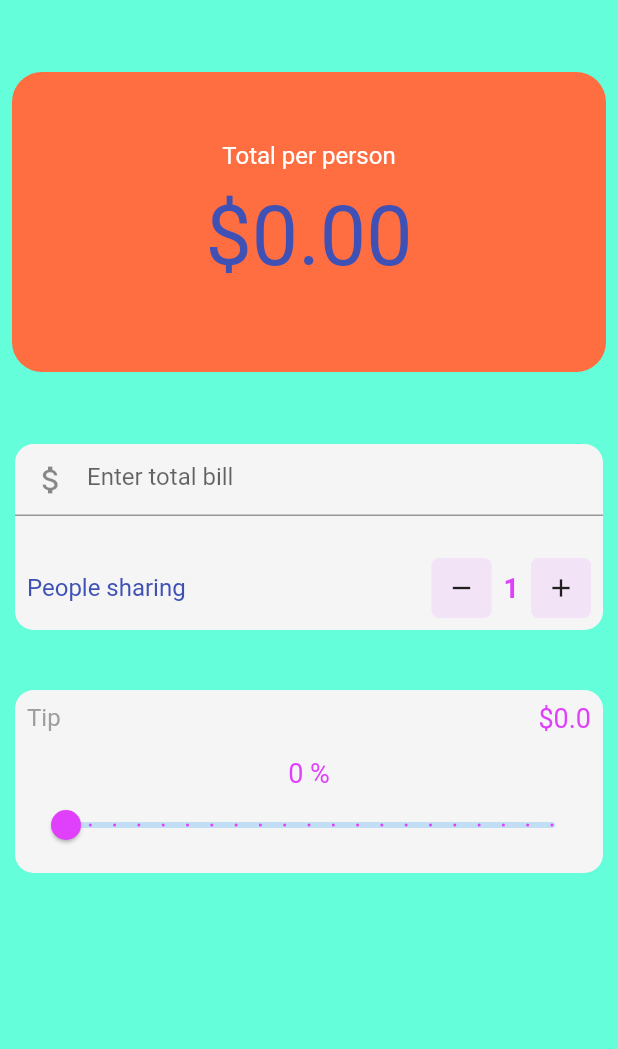
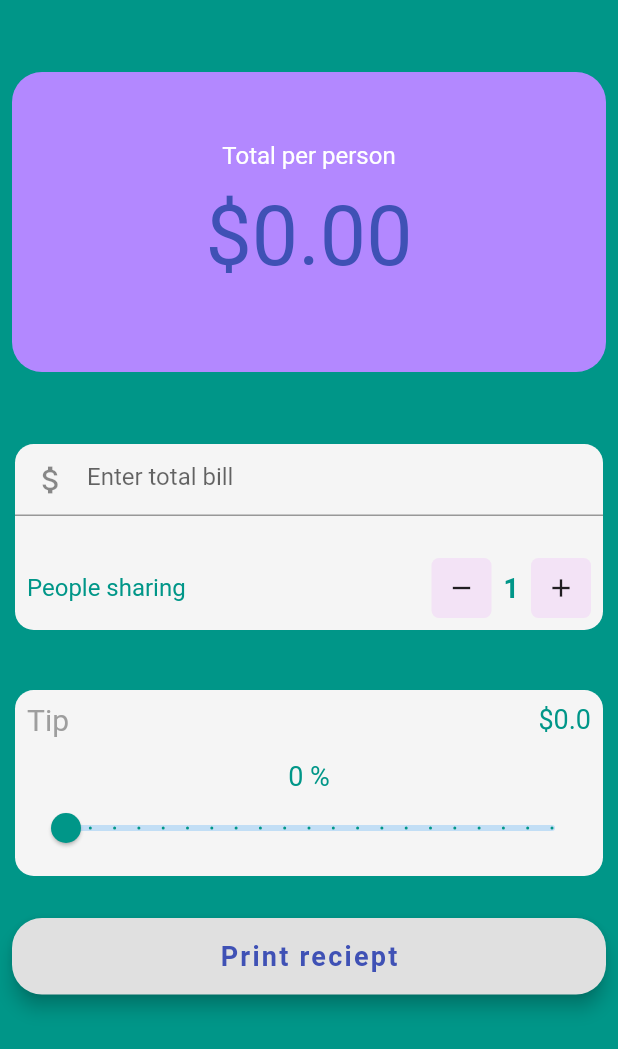
Before and after one commit to KendiJ/Bill-Splitter, a Flutter app: the screen it shows after launch, on a phone screen of 412 x 824 dp. Shown: the top 1049 px of the screen. Run offline on Flutter 3.47's test engine with Material 2 defaults, Android fonts, the phone set to English and light mode, and no system bars.

```diff
--- a/lib/Screens/home.dart
+++ b/lib/Screens/home.dart
@@ -1,5 +1,7 @@
+
 import 'package:flutter/cupertino.dart';
 import 'package:flutter/material.dart';
+import 'package:share_cost/Screens/reciepts.dart';
 
 class HomeScreen extends StatefulWidget {
   @override
@@ -7,18 +9,17 @@ class HomeScreen extends StatefulWidget {
 }
 
 class _HomeScreenState extends State<HomeScreen> {
-
-  double billAmount=0;
-  int tipPercentage=0;
-  double personAmount=0;
-  int personCount=1;
-  double tipAmount=0;
+  double billAmount = 0;
+  int tipPercentage = 0;
+  double personAmount = 0;
+  int personCount = 1;
+  double tipAmount = 0;
   @override
   Widget build(BuildContext context) {
     return Scaffold(
-      backgroundColor: Colors.tealAccent,
+      backgroundColor: Colors.teal,
       body: Padding(
-        padding: const EdgeInsets.only(top:40),
+        padding: const EdgeInsets.only(top: 40),
         child: Container(
           alignment: Alignment.center,
           child: ListView(
@@ -31,30 +32,31 @@ class _HomeScreenState extends State<HomeScreen> {
                     width: 600.0,
                     decoration: BoxDecoration(
                       borderRadius: BorderRadius.circular(20.0),
-                    color: Colors.deepOrangeAccent,
+                      color: Colors.deepPurpleAccent[100],
                     ),
                     child: Column(
                       mainAxisAlignment: MainAxisAlignment.center,
                       children: <Widget>[
-                      Text("Total per person",
-                      style: TextStyle(
-                       color: Colors.white,
-                       fontSize: 16.0
-                      ),),
+                        Text(
+                          "Total per person",
+                          style: TextStyle(color: Colors.white, fontSize: 16.0),
+                        ),
                         Padding(
                           padding: const EdgeInsets.all(12.0),
-                        child: Text("\$${personAmount.toStringAsFixed(2)}",
+                          child: Text(
+                            "\$${personAmount.toStringAsFixed(2)}",
                             style: TextStyle(
                               fontSize: 55.0,
                               color: Colors.indigo,
-                        ),),
+                            ),
+                          ),
                         ),
                       ],
-                  )
-                ),
+                    )),
               ),
               Container(
-                margin: const EdgeInsets.only(left:10.0,right: 10.0,top: 40.0),
+                margin:
+                    const EdgeInsets.only(left: 10.0, right: 10.0, top: 40.0),
                 decoration: BoxDecoration(
                   color: Colors.grey.shade100,
                   borderRadius: BorderRadius.circular(12.5),
@@ -62,75 +64,93 @@ class _HomeScreenState extends State<HomeScreen> {
                 child: Column(
                   children: <Widget>[
                     TextField(
-                      keyboardType: TextInputType.numberWithOptions(decimal: true),
+                      keyboardType:
+                          TextInputType.numberWithOptions(decimal: true),
                       decoration: InputDecoration(
                           prefixIcon: Icon(Icons.attach_money),
                           hintText: "Enter total bill",
                           prefixStyle: TextStyle(
-                          color: Colors.grey,
-                        )
-                      ),
-                      onChanged: (value){
+                            color: Colors.teal,
+                          )),
+                      onChanged: (value) {
                         setState(() {
-                          billAmount=double.parse(value);
-                          personAmount=(billAmount+tipAmount)/personCount;
+                          billAmount = double.parse(value);
+                          personAmount = (billAmount + tipAmount) / personCount;
                         });
                       },
                     ),
-                    SizedBox(height: 20,),
+                    SizedBox(
+                      height: 20,
+                    ),
                     Padding(
                       padding: const EdgeInsets.all(8.0),
                       child: Row(
                         mainAxisAlignment: MainAxisAlignment.spaceBetween,
                         children: <Widget>[
-                          Text("People sharing",
-                            style: TextStyle(color: Colors.indigo,
-                            fontSize: 16.0),),
+                          Text(
+                            "People sharing",
+                            style:
+                                TextStyle(color: Colors.teal, fontSize: 16.0),
+                          ),
                           Row(
                             children: <Widget>[
                               Padding(
-                                padding: const EdgeInsets.only(right:8.0),
+                                padding: const EdgeInsets.only(right: 8.0),
                                 child: InkWell(
-                                  onTap: (){
+                                  onTap: () {
                                     setState(() {
-                                      if(personCount>1)
-                                      personCount=personCount-1;
-                                      personAmount=(billAmount+tipAmount)/personCount;
+                                      if (personCount > 1)
+                                        personCount = personCount - 1;
+                                      personAmount = (billAmount + tipAmount) /
+                                          personCount;
                                     });
                                   },
                                   child: Container(
                                     height: 40.0,
                                     width: 40.0,
                                     decoration: BoxDecoration(
-                                      color: Colors.purpleAccent.withOpacity(0.1),
-                                      borderRadius: BorderRadius.circular(5.0)
+                                        color: Colors.purpleAccent
+                                            .withOpacity(0.1),
+                                        borderRadius:
+                                            BorderRadius.circular(5.0)),
+                                    child: Icon(
+                                      Icons.remove,
+                                      size: 20.0,
                                     ),
-                                    child: Icon(Icons.remove,size: 20.0,),
                                   ),
                                 ),
                               ),
                               Padding(
-                                padding: const EdgeInsets.only(right:8.0),
+                                padding: const EdgeInsets.only(right: 8.0),
                                 // ignore: unnecessary_brace_in_string_interps
-                                child: Text("${personCount}",
-                                style: TextStyle(color: Colors.purpleAccent,
-                                fontSize: 18.0,fontWeight: FontWeight.w600),),
+                                child: Text(
+                                  // ignore: unnecessary_brace_in_string_interps
+                                  "${personCount}",
+                                  style: TextStyle(
+                                      color: Colors.teal,
+                                      fontSize: 18.0,
+                                      fontWeight: FontWeight.w600),
+                                ),
                               ),
                               InkWell(
-                                onTap: (){
+                                onTap: () {
                                   setState(() {
-                                    personCount=personCount+1;
-                                    personAmount=(billAmount+tipAmount)/personCount;
+                                    personCount = personCount + 1;
+                                    personAmount =
+                                        (billAmount + tipAmount) / personCount;
                                   });
                                 },
                                 child: Container(
                                   height: 40.0,
                                   width: 40.0,
                                   decoration: BoxDecoration(
-                                      color: Colors.purpleAccent.withOpacity(0.1),
-                                      borderRadius: BorderRadius.circular(5.0)
+                                      color:
+                                          Colors.purpleAccent.withOpacity(0.1),
+                                      borderRadius: BorderRadius.circular(5.0)),
+                                  child: Icon(
+                                    Icons.add,
+                                    size: 20.0,
                                   ),
-                                  child: Icon(Icons.add,size: 20.0,),
                                 ),
                               ),
                             ],
@@ -142,7 +162,8 @@ class _HomeScreenState extends State<HomeScreen> {
                 ),
               ),
               Container(
-                margin: const EdgeInsets.only(left:10.0,right: 10.0,top: 40.0),
+                margin:
+                    const EdgeInsets.only(left: 10.0, right: 10.0, top: 40.0),
                 decoration: BoxDecoration(
                   color: Colors.grey.shade100,
                   borderRadius: BorderRadius.circular(12.5),
@@ -154,11 +175,18 @@ class _HomeScreenState extends State<HomeScreen> {
                       child: Row(
                         mainAxisAlignment: MainAxisAlignment.spaceBetween,
                         children: <Widget>[
-                          Text("Tip",
-                          style: TextStyle(color: Colors.grey,fontSize: 16.0),),
+                          Text(
+                            "Tip",
+                            style:
+                                TextStyle(color: Colors.grey, fontSize: 20.0),
+                          ),
                           // ignore: unnecessary_brace_in_string_interps
-                          Text("\$${tipAmount}",
-                            style: TextStyle(color: Colors.purpleAccent,fontSize: 18.0),),
+                          Text(
+                            // ignore: unnecessary_brace_in_string_interps
+                            "\$${tipAmount}",
+                            style: TextStyle(
+                                color: Colors.teal, fontSize: 18.0),
+                          ),
                         ],
                       ),
                     ),
@@ -166,31 +194,60 @@ class _HomeScreenState extends State<HomeScreen> {
                       padding: const EdgeInsets.all(8.0),
                       child: Column(
                         children: <Widget>[
-                          Text("$tipPercentage %",
-                          style: TextStyle(color: Colors.purpleAccent,fontSize: 18.0),),
-                          Slider(value: tipPercentage.toDouble(),
-                              onChanged: (value){
+                          Text(
+                            "$tipPercentage %",
+                            style: TextStyle(
+                                color: Colors.teal, fontSize: 18.0),
+                          ),
+                          Slider(
+                            value: tipPercentage.toDouble(),
+                            onChanged: (value) {
                               setState(() {
-                              tipPercentage=value.toInt();
-                              tipAmount=(tipPercentage/100)*billAmount;
-                              personAmount=(billAmount+tipAmount)/personCount;
+                                tipPercentage = value.toInt();
+                                tipAmount = (tipPercentage / 100) * billAmount;
+                                personAmount =
+                                    (billAmount + tipAmount) / personCount;
                               });
                             },
                             max: 100,
-                            activeColor: Colors.purpleAccent,
+                            activeColor: Colors.teal,
                             min: 0,
-                          divisions: 20,)
+                            divisions: 20,
+                          )
                         ],
                       ),
                     )
                   ],
                 ),
               ),
+              SizedBox(height: 20),
+              Container(
+                  child: Padding(
+                    padding: const EdgeInsets.all(8.0),
+                    child: RaisedButton(
+                        elevation: 5,
+                        onPressed: () {
+                          Navigator.push(context, MaterialPageRoute(builder: (context) => Reciepts()));
+                        },
+                        padding: EdgeInsets.all(15.0),
+                        shape: RoundedRectangleBorder(
+                          borderRadius: BorderRadius.circular(20.0),
+                        ),
+                        color: Colors.deepPurpleAccent[50],
+                        child: Text(
+                          'Print reciept',
+                          style: TextStyle(
+                            color: Colors.indigo,
+                            letterSpacing: 1.5,
+                            fontSize: 18.0,
+                            fontWeight: FontWeight.bold,
+                          ),
+                        )),
+                  ))
             ],
           ),
         ),
       ),
     );
   }
-
 }
--- /dev/null
+++ b/lib/Screens/reciepts.dart
@@ -0,0 +1,16 @@
+import 'package:flutter/material.dart';
+import 'package:flutter/cupertino.dart';
+
+class Reciepts extends StatefulWidget {
+  @override
+  _RecieptsState createState() => _RecieptsState();
+}
+
+class _RecieptsState extends State<Reciepts> {
+  @override
+  Widget build(BuildContext context) {
+    return Scaffold(
+      backgroundColor: Colors.teal,
+    );
+  }
+}
--- a/pubspec.yaml
+++ b/pubspec.yaml
@@ -23,6 +23,7 @@ environment:
 dependencies:
   flutter:
     sdk: flutter
+  cloud_firestore:
 
 
   # The following adds the Cupertino Icons font to your application.
```
Also changed, not shown: pubspec.lock, 4 other files. Lines whose indentation alone changed are shown as unchanged.
